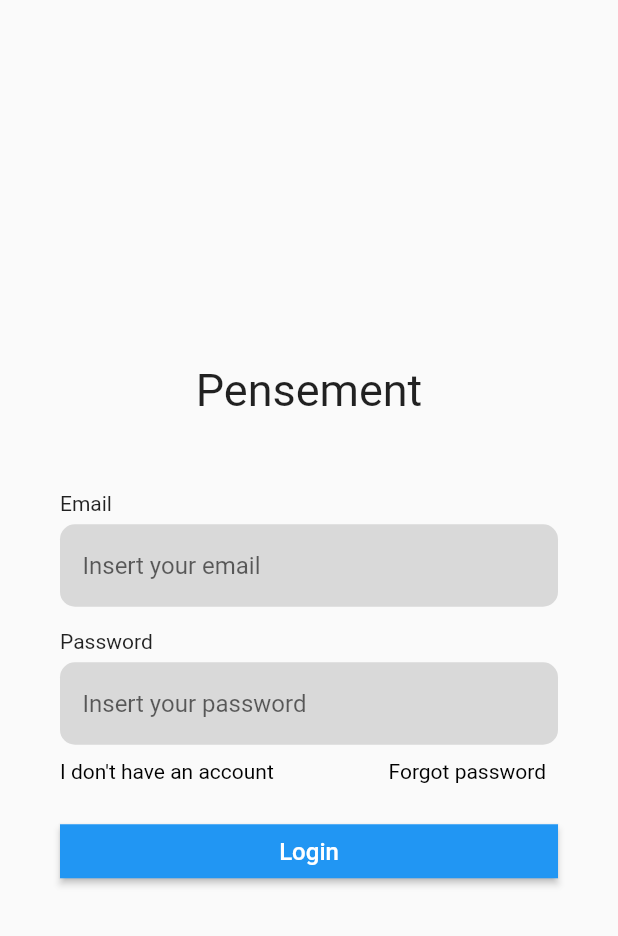
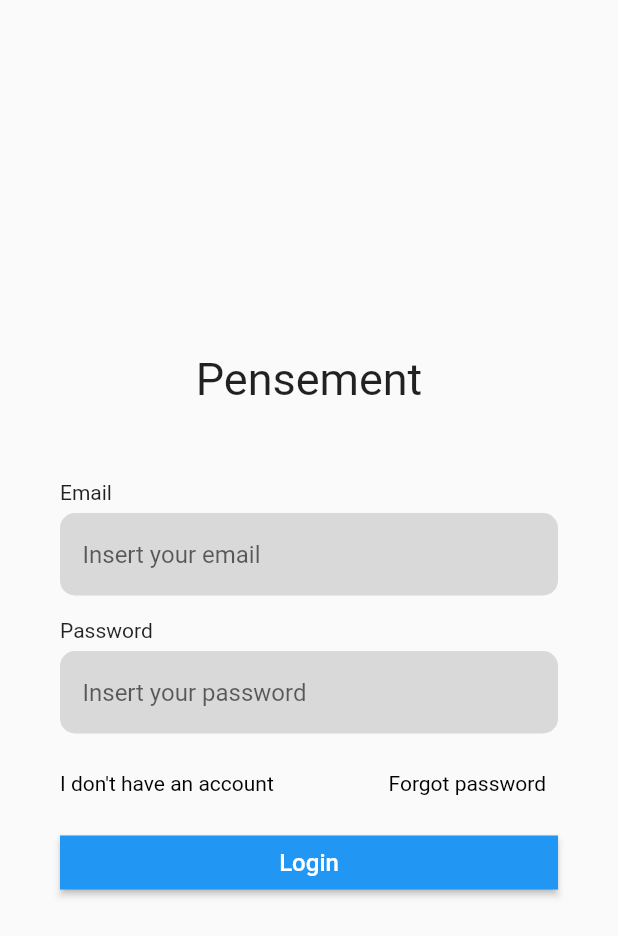
Before and after one commit to DanielDante15/pensement_mobile, a Flutter app: the LoginScreen screen opened directly, on a phone screen of 412 x 824 dp. Shown: the top 936 px of the screen. Run offline on Flutter 3.47's test engine with Material 3 defaults, Android fonts, the phone set to English and light mode, and no system bars; our stand-ins replace jwt_decoder, shared_preferences; missing offline and left inert: nuvigator; accounts and stored records are empty.

Commit message:
feito funcao de cadastrar usuário

```diff
--- a/lib/components/Button/link_button.dart
+++ b/lib/components/Button/link_button.dart
@@ -8,10 +8,12 @@ class BLinkButton extends StatelessWidget {
       required this.onTap,
       required this.fontSize,
       required this.color,
-      this.fontWeight});
+      this.fontWeight,
+      this.decoration});
   final String text;
   final double fontSize;
   final Color color;
+  final TextDecoration? decoration;
   final FontWeight? fontWeight;
   final void Function() onTap;
 
@@ -21,6 +23,7 @@ class BLinkButton extends StatelessWidget {
       text: TextSpan(
           text: text,
           style: TextStyle(
+            decoration: decoration ?? TextDecoration.none,
             color: color,
             fontSize: fontSize,
             fontWeight: fontWeight ?? FontWeight.w400,
--- a/lib/components/TextField/textfield.dart
+++ b/lib/components/TextField/textfield.dart
@@ -8,10 +8,12 @@ class BTextField extends StatefulWidget {
       this.isObscure,
       this.validator,
       this.keyboardType,
-      this.hintText});
+      this.hintText,
+      this.title});
 
   final TextEditingController? controller;
   final bool? isObscure;
+  final String? title;
   final String? Function(String?)? validator;
   final TextInputType? keyboardType;
   final String? hintText;
@@ -23,13 +25,25 @@ class BTextField extends StatefulWidget {
 class _BTextFieldState extends State<BTextField> {
   @override
   Widget build(BuildContext context) {
-    return Container(
+    return Padding(
+      padding: const EdgeInsets.only(bottom: 15),
+      child: Column(
+        crossAxisAlignment: CrossAxisAlignment.start,
+        children: [
+          widget.title != null
+              ? Padding(
+                  padding: const EdgeInsets.only(bottom: 6),
+                  child: Text(widget.title ?? ''),
+                )
+              : const SizedBox(),
+          Container(
             decoration: BoxDecoration(
               color: const Color.fromRGBO(217, 217, 217, 1),
-        borderRadius: BorderRadius.circular(10), // Defina o raio da borda aqui
+              borderRadius:
+                  BorderRadius.circular(10), // Defina o raio da borda aqui
             ),
             height: 55,
-      padding: EdgeInsetsDirectional.only(start: 15),
+            padding: const EdgeInsetsDirectional.only(start: 15),
             alignment: Alignment.center,
             child: TextFormField(
               selectionHeightStyle: BoxHeightStyle.includeLineSpacingBottom,
@@ -37,7 +51,11 @@ class _BTextFieldState extends State<BTextField> {
               validator: widget.validator,
               controller: widget.controller,
               obscureText: widget.isObscure ?? false,
-        decoration: InputDecoration.collapsed(hintText: widget.hintText ?? ""),
+              decoration:
+                  InputDecoration.collapsed(hintText: widget.hintText ?? ""),
+            ),
+          ),
+        ],
       ),
     );
   }
--- a/lib/contexts/token_context.dart
+++ b/lib/contexts/AuthContext.dart
@@ -3,12 +3,12 @@ import 'dart:convert';
 import 'package:flutter/material.dart';
 import 'package:jwt_decoder/jwt_decoder.dart';
 import 'package:pensement_mobile/components/SnackBar/snacknbar.dart';
-import 'package:pensement_mobile/controllers/login_controller.dart';
+import 'package:pensement_mobile/controllers/LoginController.dart';
 import 'package:shared_preferences/shared_preferences.dart';
 
-class TokenContext extends ChangeNotifier {
+class AuthContext extends ChangeNotifier {
   final LoginController api = LoginController();
-  static TokenContext service = TokenContext();
+  static AuthContext service = AuthContext();
 
   var isLoading = false;
   var isAuth = false;
@@ -19,9 +19,9 @@ class TokenContext extends ChangeNotifier {
     await prefs.setString('token', stoken);
   }
 
-  Future<String?> getToken() async {
+  Future<String> getToken() async {
     final prefs = await SharedPreferences.getInstance();
-    return prefs.getString('token');
+    return prefs.getString('token') ?? '';
   }
 
   Future<void> removeToken() async {
--- a/lib/pages/home_screen.dart
+++ b/lib/pages/home_screen.dart
@@ -1,7 +1,7 @@
 import 'package:flutter/material.dart';
 import 'package:nuvigator/next.dart';
 import 'package:pensement_mobile/components/Button/button.dart';
-import 'package:pensement_mobile/contexts/token_context.dart';
+import 'package:pensement_mobile/contexts/AuthContext.dart';
 
 class HomeScreen extends StatefulWidget {
   const HomeScreen({
@@ -50,7 +50,7 @@ class _HomeScreenState extends State<HomeScreen>
                   const Center(child: Text("Tela1")),
                   BButton(
                       onPress: () {
-                        final instance = TokenContext.service;
+                        final instance = AuthContext.service;
                         instance.removeToken();
                         nuvigator!.pushReplacementNamed('login');
                       },
--- a/lib/pages/login_screen.dart
+++ b/lib/pages/login_screen.dart
@@ -1,7 +1,7 @@
 import 'package:pensement_mobile/components/Button/button.dart';
 import 'package:pensement_mobile/components/Button/link_button.dart';
 import 'package:pensement_mobile/components/TextField/textfield.dart';
-import 'package:pensement_mobile/contexts/token_context.dart';
+import 'package:pensement_mobile/contexts/AuthContext.dart';
 import 'package:pensement_mobile/validators/email_validator.dart';
 import 'package:pensement_mobile/validators/password_validator.dart';
 import 'package:flutter/material.dart';
@@ -18,7 +18,7 @@ class LoginScreen extends StatelessWidget {
 
   @override
   Widget build(BuildContext context) {
-    final instance = TokenContext.service;
+    final instance = AuthContext.service;
     final nuvigator = Nuvigator.of(context);
 
     WidgetsBinding.instance.addPostFrameCallback((_) {
@@ -51,21 +51,15 @@ class LoginScreen extends StatelessWidget {
                   child: Column(
                     crossAxisAlignment: CrossAxisAlignment.start,
                     children: [
-                      const Padding(
-                          padding: EdgeInsets.only(bottom: 6),
-                          child: Text('Email')),
                       BTextField(
+                        title: 'Email',
                         validator: (value) => emailValidator(value),
                         keyboardType: TextInputType.emailAddress,
                         controller: usernameController,
                         hintText: 'Insert your email',
                       ),
-                      const SizedBox(height: 15),
-                      const Padding(
-                        padding: EdgeInsets.only(bottom: 6),
-                        child: Text('Password'),
-                      ),
                       BTextField(
+                        title: 'Password',
                         validator: (value) => passwordValidator(value),
                         controller: passwordControler,
                         isObscure: true,
@@ -81,7 +75,8 @@ class LoginScreen extends StatelessWidget {
                               text: "I don't have an account",
                               color: Colors.black,
                               fontSize: 14,
-                              onTap: () => nuvigator!.open('sign-up'),
+                              onTap: () =>
+                                  nuvigator!.pushReplacementNamed('sign-up'),
                             ),
                             Padding(
                               padding: const EdgeInsets.only(right: 8.0),
@@ -111,6 +106,7 @@ class LoginScreen extends StatelessWidget {
                                 if (isLoged) {
                                   nuvigator!.open('home');
                                 }
+                                usernameController.clear();
                               },
                               text: 'Login',
                             );
--- a/lib/validators/password_validator.dart
+++ b/lib/validators/password_validator.dart
@@ -1,6 +1,6 @@
 String? passwordValidator(String? str) {
   if (str!.length < 6) {
-    return 'Senha deve conter no mínimo 6 dígitos';
+    return 'Password must have at least 6 digits';
   }
   return null;
 }
```
Also changed, not shown: lib/contexts/UserContext.dart (added, +48 -0 lines), lib/controllers/UserController.dart (added, +24 -0 lines), lib/controllers/api_controller.dart (deleted, +0 -65 lines), lib/pages/sign_up_screen.dart (+112 -2 lines), lib/controllers/LoginController.dart (renamed from lib/controllers/login_controller.dart). Lines whose indentation alone changed are shown as unchanged.
